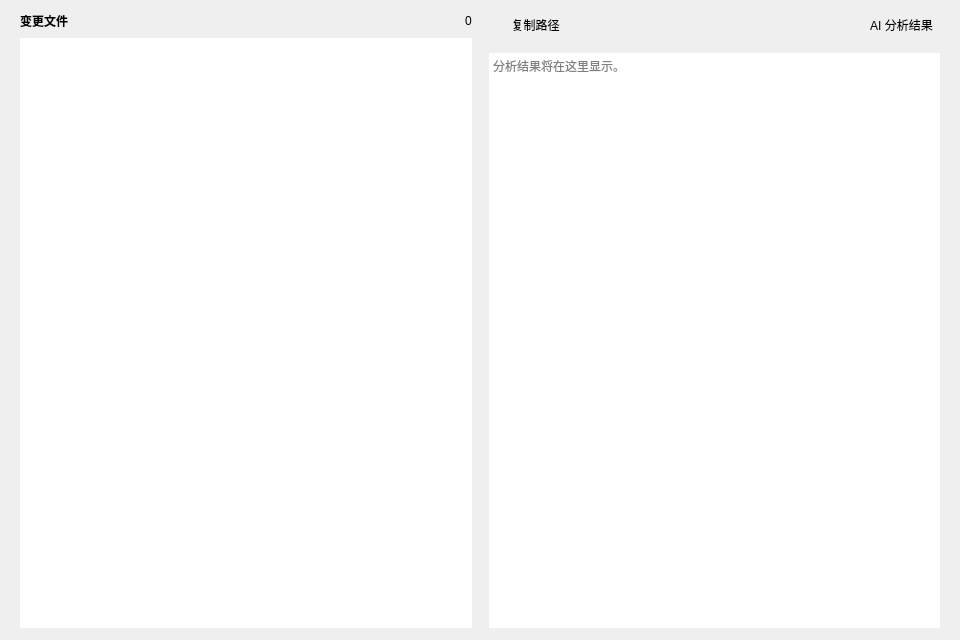
Above: windows/mainwindow_child/homepage/pages/homepage_page_diff.ui from Zao-chen/ZcVersionBox before the change. Below: the same form after it.
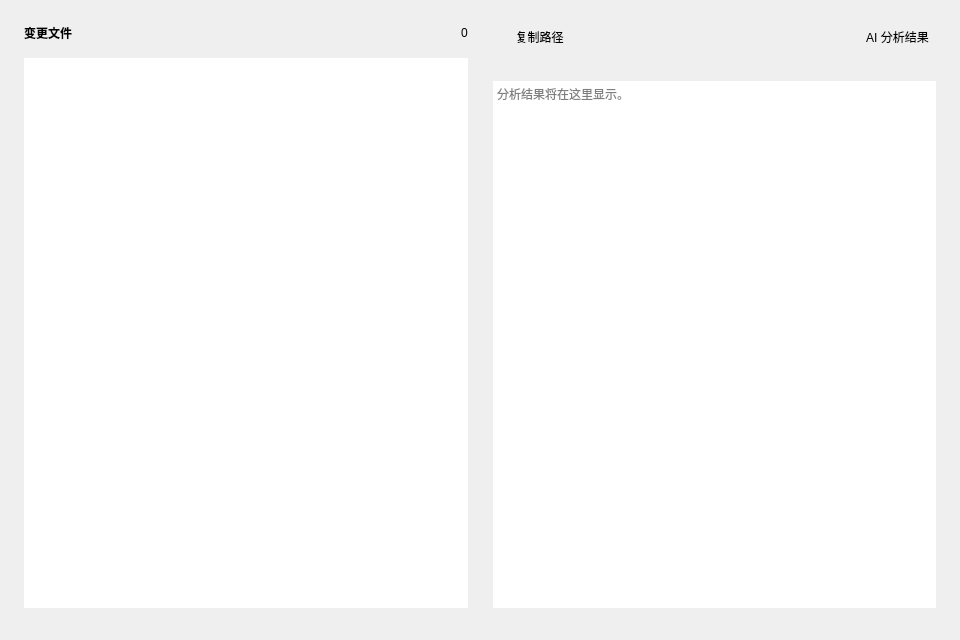
That is the form after the change. Custom widgets are drawn as their Qt base class.

Patch:
```diff
--- a/windows/mainwindow_child/homepage/pages/homepage_page_diff.ui
+++ b/windows/mainwindow_child/homepage/pages/homepage_page_diff.ui
@@ -12,19 +12,19 @@
   </property>
   <layout class="QVBoxLayout" name="pageLayout">
    <property name="spacing">
-    <number>0</number>
+    <number>16</number>
    </property>
    <property name="leftMargin">
-    <number>20</number>
+    <number>24</number>
    </property>
    <property name="topMargin">
-    <number>12</number>
+    <number>24</number>
    </property>
    <property name="rightMargin">
-    <number>20</number>
+    <number>24</number>
    </property>
    <property name="bottomMargin">
-    <number>12</number>
+    <number>32</number>
    </property>
    <item>
     <widget class="QSplitter" name="splitter">
@@ -49,13 +49,13 @@
         <number>0</number>
        </property>
        <property name="rightMargin">
-        <number>8</number>
+        <number>12</number>
        </property>
        <property name="bottomMargin">
         <number>0</number>
        </property>
        <property name="spacing">
-        <number>8</number>
+        <number>16</number>
        </property>
        <item>
         <layout class="QHBoxLayout" name="filesHeaderLayout">
@@ -117,7 +117,7 @@
       </property>
       <layout class="QVBoxLayout" name="editorLayout">
        <property name="leftMargin">
-        <number>8</number>
+        <number>12</number>
        </property>
        <property name="topMargin">
         <number>0</number>
@@ -129,7 +129,7 @@
         <number>0</number>
        </property>
        <property name="spacing">
-        <number>8</number>
+        <number>16</number>
        </property>
        <item>
         <widget class="QFrame" name="editorToolbar">
```
